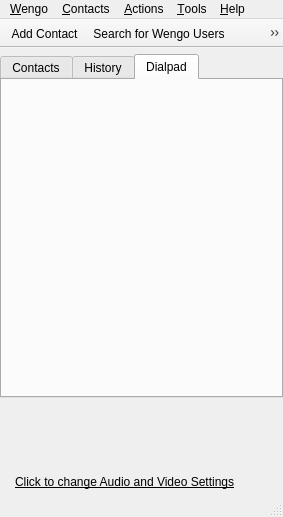
First picture: the form in wengophone/src/presentation/qt/WengoPhoneWindow.ui, repository tkrotoff/WengoPhone, before the edit.
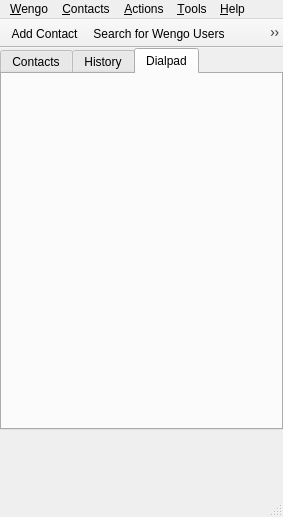
Second picture: the form after the edit. Icons and pictures are not drawn.

Commit message: - StatusBar + QtWengoPhone modified: now sound status is clickable + new .ui file - pics for statusbar renamed (more consistent)

What changed in the file:
```diff
--- a/wengophone/src/presentation/qt/WengoPhoneWindow.ui
+++ b/wengophone/src/presentation/qt/WengoPhoneWindow.ui
@@ -24,7 +24,7 @@
      <number>0</number>
     </property>
     <property name="spacing" >
-     <number>6</number>
+     <number>0</number>
     </property>
     <item row="4" column="0" >
      <widget class="QStackedWidget" name="configPanel" >
@@ -41,19 +41,6 @@
       </property>
      </widget>
     </item>
-    <item row="3" column="0" >
-     <widget class="QLabel" name="configPanelLabel" >
-      <property name="cursor" >
-       <cursor>13</cursor>
-      </property>
-      <property name="text" >
-       <string>&lt;u>Click to change Audio and Video Settings&lt;/u></string>
-      </property>
-      <property name="indent" >
-       <number>15</number>
-      </property>
-     </widget>
-    </item>
     <item row="2" column="0" >
      <widget class="QFrame" name="callBarFrame" >
       <property name="minimumSize" >
```
Left out of the diff: 8 changed lines with no effect on the pictures. The commit also changes 22 other files.
